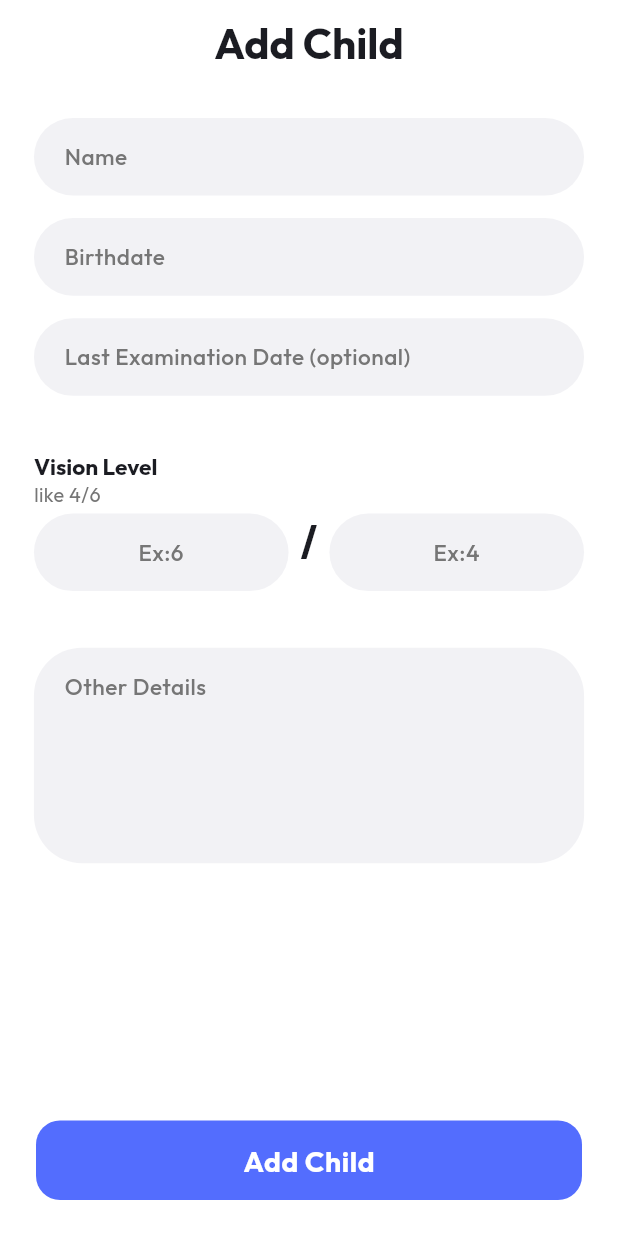
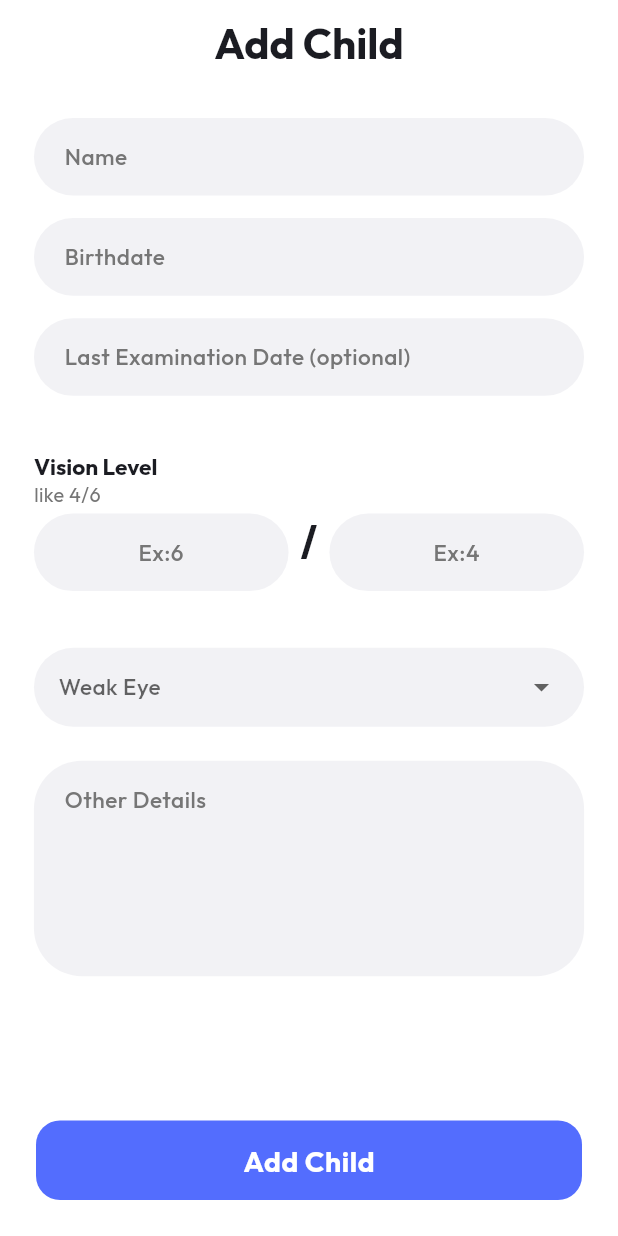
Before and after one commit to MohammedShuqair/Brite-Eye, a Flutter app: the ChildFormScreen screen opened by its route, on a phone screen of 412 x 824 dp. Run offline on Flutter 3.47's test engine with Material 3 defaults, Android fonts, the phone set to English and light mode, and no system bars; our stand-ins replace dartz, email_validator, flutter_screenutil, flutter_secure_storage, flutter_svg, get_it and 5 more; missing offline and left inert: http_interceptor; accounts and stored records are empty; statements that could not run were skipped.

Commit message:
add Weak Eye to create eye form

```diff
--- a/lib/faetures/child/logic/child_form_provider.dart
+++ b/lib/faetures/child/logic/child_form_provider.dart
@@ -46,7 +46,7 @@ class ChildFormProvider extends SingleRequestProvider<CreateChildResponse> {
       visionLevel: calcVisionLevel(),
       birthDate: DateFormatter.formatToYYYYMMDD(birthDate),
       lastExamDate: DateFormatter.formatToYYYYMMDD(lastExaminationDate),
-      weakEye: weakEye,
+      weakEye: weakEye?.toLowerCase(),
       otherDetails: otherDetailsController.text,
       userId: caregiverId,
     );
@@ -66,6 +66,11 @@ class ChildFormProvider extends SingleRequestProvider<CreateChildResponse> {
   @override
   bool requestGard() {
     return formKey.currentState?.validate() ?? false;
+  }
+
+  void setWeakEye(String? value) {
+    weakEye = value;
+    notifyListeners();
   }
 
   double calcVisionLevel() =>
--- a/lib/faetures/child/ui/child_form_screen.dart
+++ b/lib/faetures/child/ui/child_form_screen.dart
@@ -28,6 +28,8 @@ class ChildFormScreen extends StatelessWidget {
       ),
       body: Consumer<ChildFormProvider>(
         builder: (context, provider, child) {
+          print("provider.weakEye");
+          print(provider.weakEye);
           return LoadableScreen(
             isLoading: provider.isLoading(),
             child: SingleChildScrollView(
@@ -75,6 +77,36 @@ class ChildFormScreen extends StatelessWidget {
                       VisionLevelFields(
                         lower: provider.visionLevelLowerController,
                         upper: provider.visionLevelUpperController,
+                      ),
+                      SSizedBox(
+                        height: 24,
+                      ),
+                      Container(
+                        padding: EdgeInsets.symmetric(
+                            horizontal: 16.w, vertical: 14.w),
+                        decoration: BoxDecoration(
+                          color: context.secondaryContainer,
+                          borderRadius: BorderRadius.circular(32),
+                        ),
+                        child: SizedBox(
+                          width: 100,
+                          child: DropdownButton<String?>(
+                            value: provider.weakEye,
+                            hint: Text("Weak Eye"),
+                            underline: Container(),
+                            isExpanded: true,
+                            isDense: true,
+                            items: ["right", "left"]
+                                .map((value) => DropdownMenuItem(
+                                      value: value,
+                                      child: Text(value),
+                                    ))
+                                .toList(),
+                            onChanged: (v) {
+                              provider.setWeakEye(v);
+                            },
+                          ),
+                        ),
                       ),
                       SSizedBox(
                         height: 24,
```
